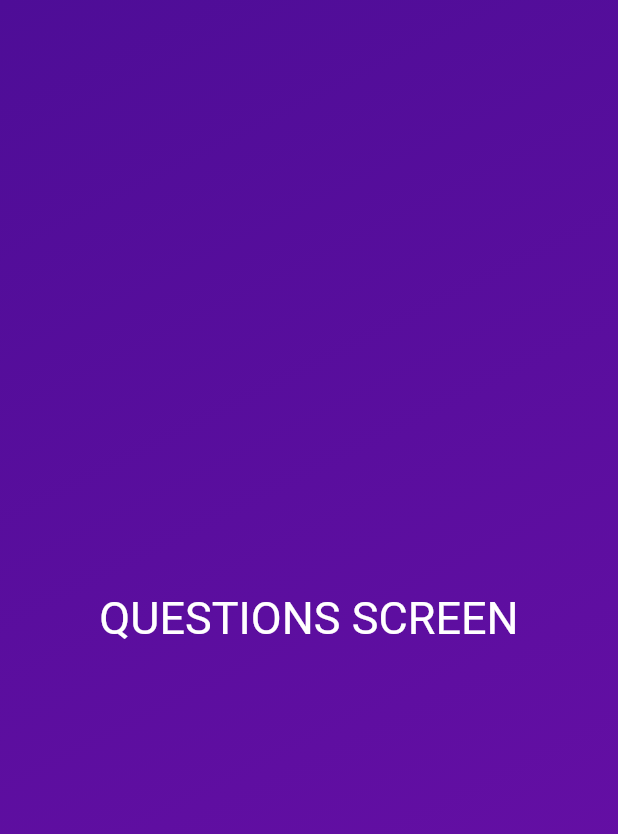
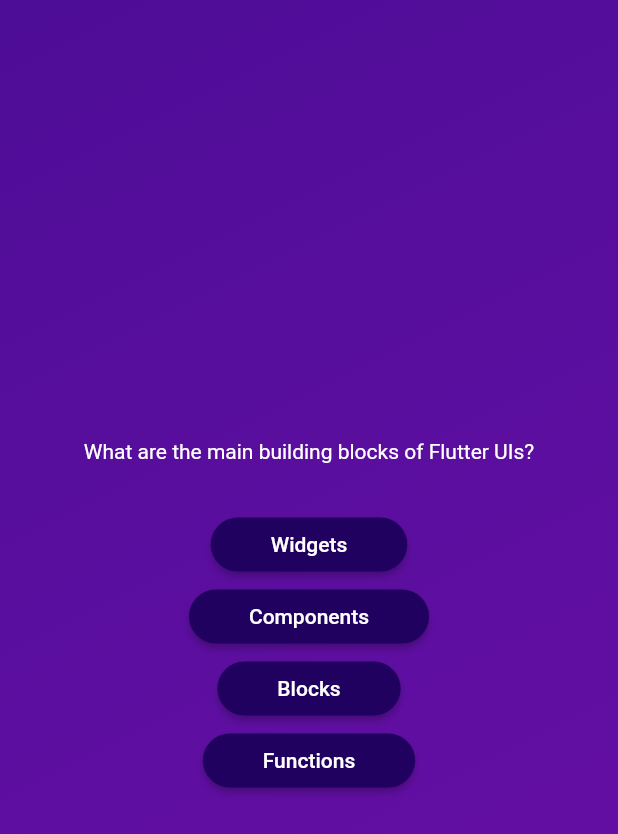
Before and after one commit to Jheezzy/-NEW-Quiz_App, a Flutter app: the screen it shows after launch, after a tap on "Start Quiz", on a phone screen of 412 x 824 dp. Shown: the top 834 px of the screen. Run offline on Flutter 3.47's test engine with Material 2 defaults, Android fonts, the phone set to English and light mode, and no system bars.

```diff
--- /dev/null
+++ b/lib/data/questions.dart
@@ -0,0 +1,55 @@
+import 'package:quiz_app/models/quiz_question.dart';
+
+const questions = [
+  QuizQuestion(
+    'What are the main building blocks of Flutter UIs?',
+    [
+      'Widgets',
+      'Components',
+      'Blocks',
+      'Functions',
+    ],
+  ),
+  QuizQuestion('How are Flutter UIs built?', [
+    'By combining widgets in code',
+    'By combining widgets in a visual editor',
+    'By defining widgets in config files',
+    'By using XCode for iOS and Android Studio for Android',
+  ]),
+  QuizQuestion(
+    'What\'s the purpose of a StatefulWidget?',
+    [
+      'Update UI as data changes',
+      'Update data as UI changes',
+      'Ignore data changes',
+      'Render UI that does not depend on data',
+    ],
+  ),
+  QuizQuestion(
+    'Which widget should you try to use more often: StatelessWidget or StatefulWidget?',
+    [
+      'StatelessWidget',
+      'StatefulWidget',
+      'Both are equally good',
+      'None of the above',
+    ],
+  ),
+  QuizQuestion(
+    'What happens if you change data in a StatelessWidget?',
+    [
+      'The UI is not updated',
+      'The UI is updated',
+      'The closest StatefulWidget is updated',
+      'Any nested StatefulWidgets are updated',
+    ],
+  ),
+  QuizQuestion(
+    'How should you update data inside of StatefulWidgets?',
+    [
+      'By calling setState()',
+      'By calling updateData()',
+      'By calling updateUI()',
+      'By calling updateState()',
+    ],
+  ),
+];
--- /dev/null
+++ b/lib/models/quiz_question.dart
@@ -0,0 +1,12 @@
+// ignore_for_file: public_member_api_docs, sort_constructors_first
+class QuizQuestion {
+  const QuizQuestion(
+    // required this.id,
+    this.text,
+    this.answer,
+  );
+
+  // final String id;
+  final String text;
+  final List<String> answer;
+}
--- /dev/null
+++ b/lib/widgets/answer_button.dart
@@ -0,0 +1,19 @@
+import 'package:flutter/material.dart';
+
+class AnswerButton extends StatelessWidget {
+  const AnswerButton(
+      {super.key, required this.answerText, required this.onTap});
+
+  final String answerText;
+  final void Function() onTap;
+  @override
+  Widget build(BuildContext context) {
+    return ElevatedButton(
+        style: ElevatedButton.styleFrom(
+            padding: EdgeInsets.symmetric(horizontal: 40, vertical: 10),
+            backgroundColor: Color.fromARGB(255, 33, 1, 95),
+            shape: StadiumBorder()),
+        onPressed: onTap,
+        child: Text(answerText));
+  }
+}
--- a/lib/widgets/questions_screen.dart
+++ b/lib/widgets/questions_screen.dart
@@ -1,14 +1,33 @@
 import 'package:flutter/material.dart';
+import 'package:quiz_app/data/questions.dart';
+import 'answer_button.dart';
 
 class QuestionsScreen extends StatelessWidget {
   const QuestionsScreen({super.key});
 
   @override
   Widget build(BuildContext context) {
+    var currentQuestion = questions[0];
+    var myMap = [
+      {'question': 'question', 'answer': 'answer'}
+    ];
+
     return Center(
-      child: Text(
-        'QUESTIONS SCREEN',
-        style: TextStyle(color: Colors.white, fontSize: 30),
+      child: Column(
+        mainAxisAlignment: MainAxisAlignment.center,
+        children: [
+          Text(
+            currentQuestion.text,
+            style: TextStyle(color: Colors.white),
+          ),
+          SizedBox(height: 30),
+          ...currentQuestion.answer.map((answer) {
+            return AnswerButton(
+              answerText: answer,
+              onTap: () {},
+            );
+          })
+        ],
       ),
     );
   }
```
